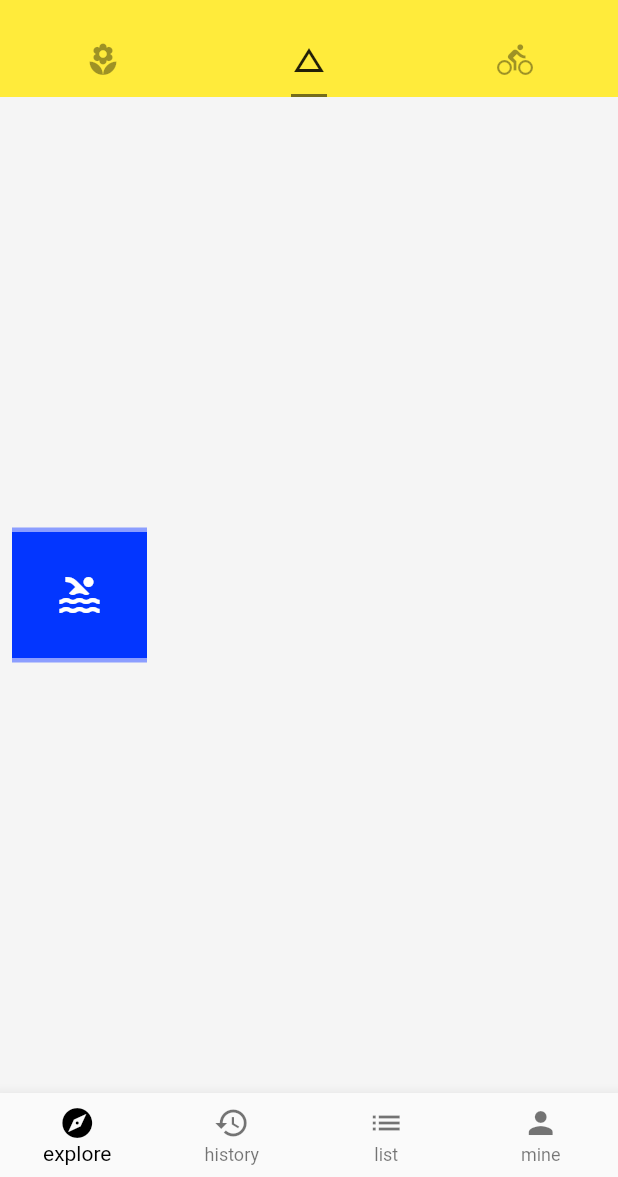
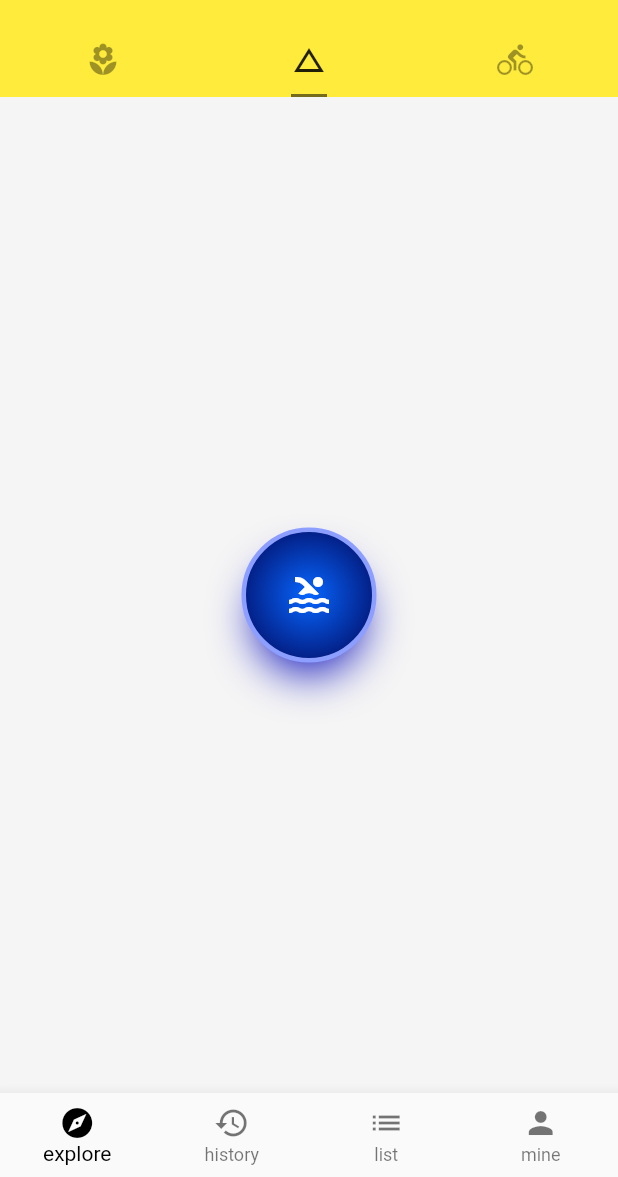
Before and after one commit to weizhanzhan/flutter_demo, a Flutter app: the screen it shows after launch, tab 2 chosen, on a phone screen of 412 x 824 dp, the part 59-1236 px from its top. Run offline on Flutter 3.47's test engine with Material 2 defaults, Android fonts, the phone set to English and light mode, and no system bars; network calls fail.

Commit message:
basicdemo

```diff
--- a/lib/demo/basic_demo.dart
+++ b/lib/demo/basic_demo.dart
@@ -10,6 +10,7 @@ class BasicDemo extends StatelessWidget {
     return Container(
       color: Colors.grey[100],
       child: Row(
+        mainAxisAlignment: MainAxisAlignment.center,//主轴对齐方式
         children: <Widget>[
           Container(
             child: Icon(Icons.pool,size: 32.0,color: Colors.white,),
@@ -25,17 +26,26 @@ class BasicDemo extends StatelessWidget {
              //  但需要注意的是 deoration和 color： 背景颜色不能共存，二者同时只能有一个
 
               color: Color.fromRGBO(3, 54, 255, 1.0),
-              border: Border(//边框
-                top: BorderSide(
-                  color: Colors.indigoAccent[100],
-                  width: 3.0,
-                  style: BorderStyle.solid
-                ),
-                bottom: BorderSide(
-                  color: Colors.indigoAccent[100],
-                  width: 3.0,
-                  style: BorderStyle.solid
+              border:Border.all(
+                color: Colors.indigoAccent[100],
+                width: 3.0,
+                style: BorderStyle.solid
+              ),
+            //  borderRadius: BorderRadius.circular(16.0),
+              boxShadow: [//阴影
+                BoxShadow(
+                  offset:Offset(0.0,16.0),
+                  color:Color.fromRGBO(16, 20, 188, 1.0),
+                  blurRadius: 25.0,//模糊程度
+                  spreadRadius: -9.0
                 )
+              ],
+              shape: BoxShape.circle,//圆形形状不能设置borderRadius ，注释掉
+              gradient: RadialGradient(//镜像渐变
+                colors: [
+                  Color.fromRGBO(7, 102, 255, 1.0),
+                  Color.fromRGBO(3, 28, 128, 1.0)
+                ]
               )
             ),
           )
```
